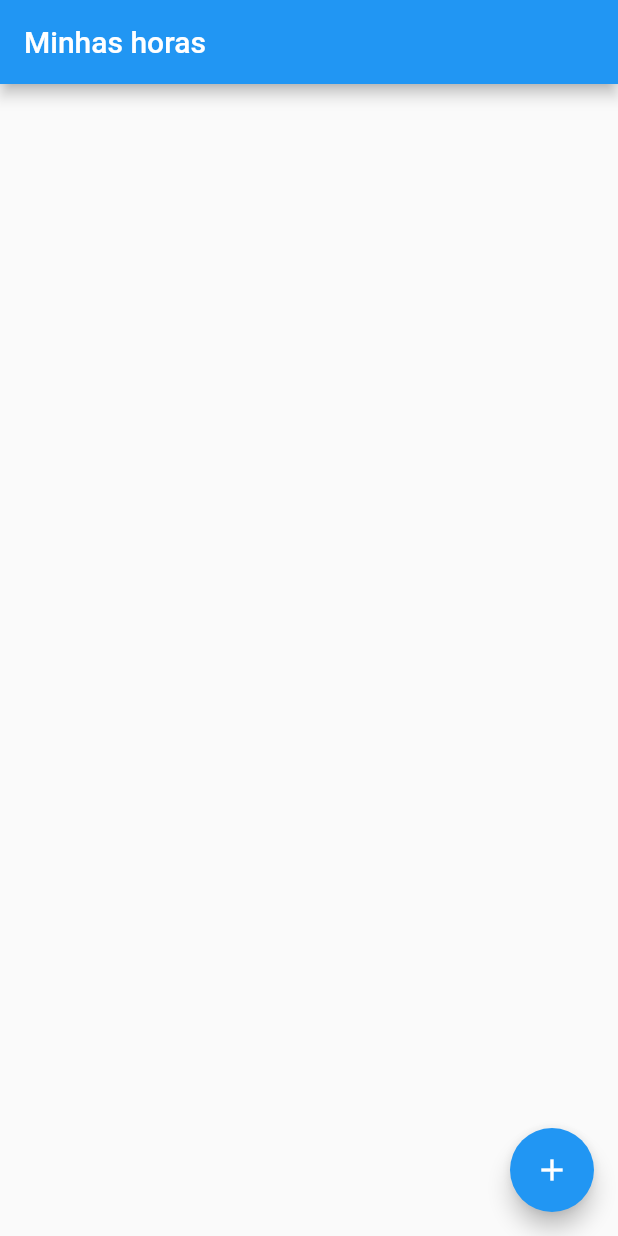
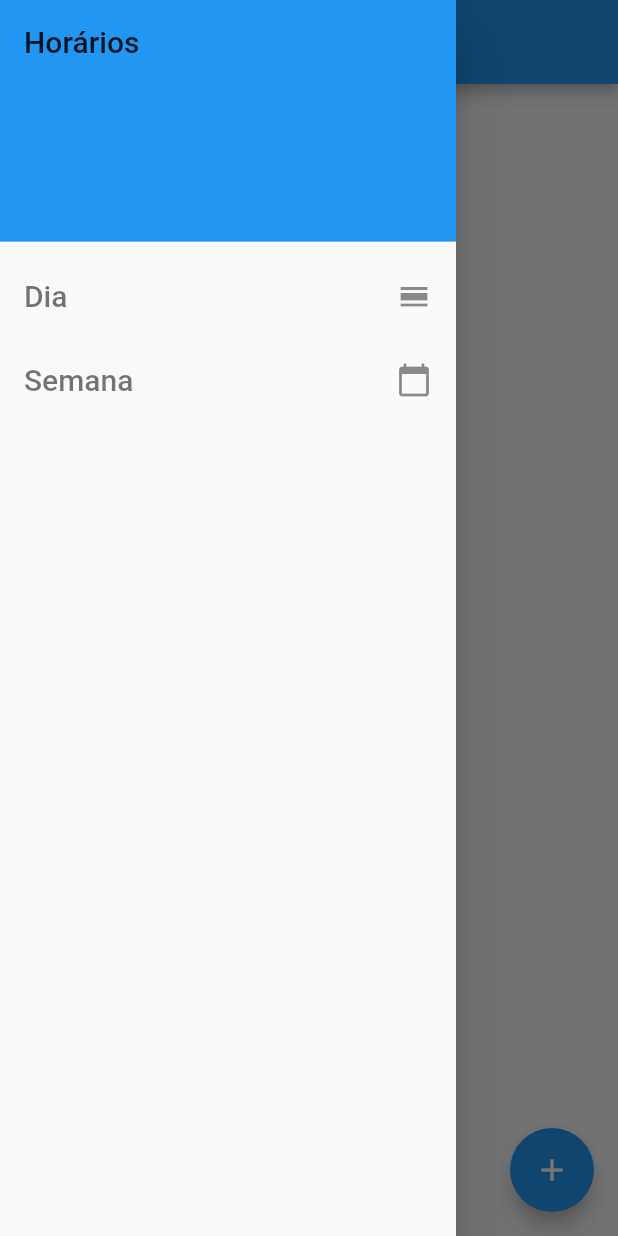
Before and after one commit to CynthiaRaphaella/my_hours, a Flutter app: the screen it shows after launch, with the side drawer open (before the commit the screen has no drawer), on a phone screen of 412 x 824 dp. Run offline on Flutter 3.47's test engine with Material 2 defaults, Android fonts, the phone set to English and light mode, and no system bars; our stand-ins replace cloud_firestore; accounts and stored records are empty.

Commit message:
Create Drawer and move widgets to specific folders

```diff
--- /dev/null
+++ b/lib/UI/CustomDrawer.dart
@@ -0,0 +1,35 @@
+import 'package:flutter/material.dart';
+
+class CustomDrawer extends StatelessWidget {
+
+  const CustomDrawer({
+    this.title = 'Horários'
+  });
+
+  final String title;
+
+  @override
+  Widget build(BuildContext context) {
+    return Drawer(
+        child: ListView(
+          children: <Widget>[
+            DrawerHeader(
+              child: Text(this.title, style: TextStyle(fontSize: 20.0)),
+              decoration: BoxDecoration(
+                color: Colors.blue
+              ),
+            ),
+            ListTile(
+              title: Text('Dia', style: TextStyle(fontSize: 20.0, color: Colors.black54)),
+              trailing: Icon(Icons.calendar_view_day),
+            ),
+            ListTile(
+              title: Text('Semana', style: TextStyle(fontSize: 20.0, color: Colors.black54)),
+              trailing: Icon(Icons.calendar_today),
+            )
+          ],
+        ),
+      );
+  }
+
+}
--- /dev/null
+++ b/lib/UI/CustomFloatingActionButton.dart
@@ -0,0 +1,17 @@
+import 'package:flutter/material.dart';
+import 'package:my_hours/pages/create_hour_page.dart';
+
+class CustomFloatingActionButton extends StatelessWidget {
+  @override
+  Widget build(BuildContext context) {
+    return FloatingActionButton(
+        onPressed: (){_performAddNewHour(context); },
+        tooltip: 'Add hour',
+        child: Icon(Icons.add),
+    );
+  }
+
+  _performAddNewHour(context) {
+    Navigator.pushNamed(context, CreateHourPage.route);
+  }
+}
--- a/lib/main.dart
+++ b/lib/main.dart
@@ -15,7 +15,7 @@ class MyApp extends StatelessWidget {
       routes: <String, WidgetBuilder>{
         CreateHourPage.route: (BuildContext context) => CreateHourPage(),
       },
-      home: MyHomePage(title: 'Minhas horas'),
+      home: MyHomePage(),
     );
   }
 }
--- a/lib/pages/home_page.dart
+++ b/lib/pages/home_page.dart
@@ -1,85 +1,18 @@
 import 'package:flutter/material.dart';
-import 'package:my_hours/data/hour.dart';
-import 'package:my_hours/pages/create_hour_page.dart';
-import 'package:cloud_firestore/cloud_firestore.dart';
+import 'package:my_hours/UI/CustomDrawer.dart';
+import 'package:my_hours/UI/CustomFloatingActionButton.dart';
+import 'package:my_hours/pages/hours_by_day_page.dart';
 
-class MyHomePage extends StatefulWidget {
-  MyHomePage({Key key, this.title}) : super(key: key);
-  final String title;
-
-  @override
-  _MyHomePageState createState() => _MyHomePageState();
-}
-
-class _MyHomePageState extends State<MyHomePage> {
+class MyHomePage extends StatelessWidget {
   @override
   Widget build(BuildContext context) {
     return Scaffold(
       appBar: AppBar(
-        title: Text(widget.title),
+        title: Text('Minhas horas'),
       ),
-      body: FutureBuilder(
-        future: _getAllCategories(),
-        builder: (BuildContext context, AsyncSnapshot<List<String>> snapshot) {
-          if(snapshot.connectionState == ConnectionState.waiting) {
-            return Text('a');
-          }
-          else {
-            return Column(
-              children: snapshot.data.map((data) => _buildHourWidget(data)).toList(),
-            );
-          }
-        }
-      ),
-      floatingActionButton: FloatingActionButton(
-        onPressed: (){_performAddNewHour(context); },
-        tooltip: 'Add hour',
-        child: Icon(Icons.add),
-      ),
+      body: HoursByDayPage(),
+      drawer: CustomDrawer(),
+      floatingActionButton: CustomFloatingActionButton(),
     );
   }
-
-  Widget _buildHourWidget(String category) {
-
-    return Container(
-      child: StreamBuilder(
-          stream: Firestore.instance.collection('hours').where('category', isEqualTo: category).snapshots(),
-          builder: (context, snapshot) {
-            if(!snapshot.hasData) {
-              return Text('Carregando');
-            }
-            else {
-              List<String> hoursByCategory = _retrieveHours(snapshot.data.documents, context);
-              return ListView.builder(
-                shrinkWrap: true,
-                itemCount: hoursByCategory.length,
-                itemBuilder: (context, index) {
-                  return ListTile(
-                    title: Text(hoursByCategory[index]),
-                    subtitle: Text(category),
-                  );
-                },
-              );
-            }
-          }
-        ),
-    );
-  }
-
-  Future<List<String>> _getAllCategories() async{
-    List<String> allCategories = new List();
-    QuerySnapshot snapshot = await Firestore.instance.collection('categories').getDocuments();
-    snapshot.documents.forEach((doc) => allCategories.add(doc['name']));
-    return allCategories;
-  }
-
-  List<String> _retrieveHours(List<DocumentSnapshot> document, BuildContext context) {
-    List<String> list = new List();
-    document.forEach((doc) => list.add(Hour(doc['day']).getHourFormated(context)));
-    return list;
-  }
-
-  _performAddNewHour(context) {
-    Navigator.pushNamed(context, CreateHourPage.route);
-  }
 }
```
Also changed, not shown: lib/pages/hours_by_day_page.dart (added, +67 -0 lines).
